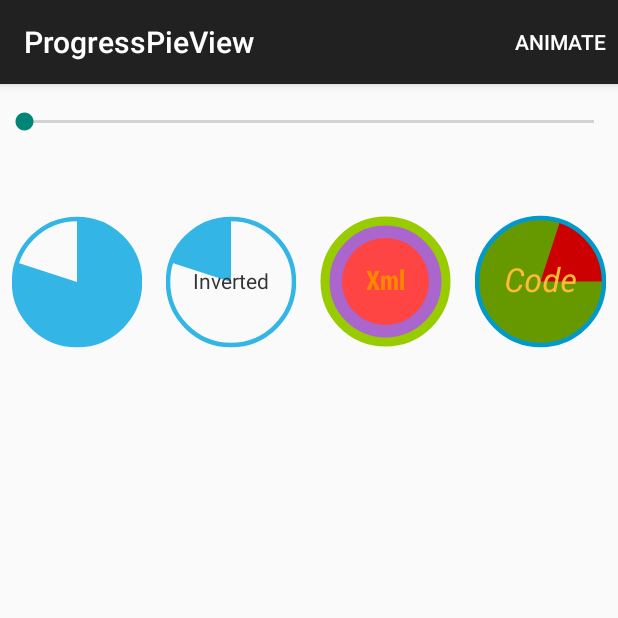
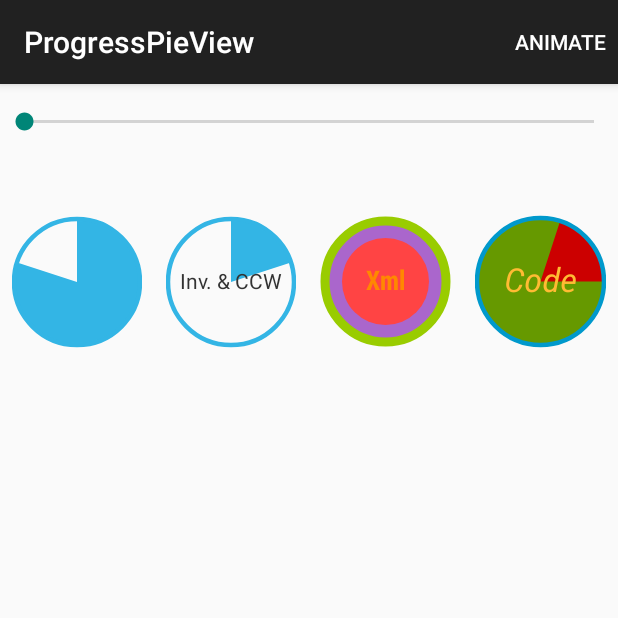
Before and after one commit to FilipPudak/ProgressPieView, an Android app: the screen it shows after launch (MainActivity), after a tap on "ANIMATE", on a phone screen of 412 x 824 dp, the top half of it. Run offline under Robolectric (Android 15) with nearby library versions, the phone set to English and light mode, and no system bars.

```diff
--- a/library/src/main/java/com/filippudak/ProgressPieView/ProgressPieView.java
+++ b/library/src/main/java/com/filippudak/ProgressPieView/ProgressPieView.java
@@ -53,6 +53,7 @@ public class ProgressPieView extends View {
     private int mProgress = DEFAULT_PROGRESS;
     private int mStartAngle = DEFAULT_START_ANGLE;
     private boolean mInverted = false;
+    private boolean mCounterclockwise = false;
     private boolean mShowStroke = true;
     private float mStrokeWidth = DEFAULT_STROKE_WIDTH;
     private boolean mShowText = true;
@@ -100,6 +101,7 @@ public class ProgressPieView extends View {
         mProgress = a.getInteger(R.styleable.ProgressPieView_progress, mProgress);
         mStartAngle = a.getInt(R.styleable.ProgressPieView_startAngle, mStartAngle);
         mInverted = a.getBoolean(R.styleable.ProgressPieView_inverted, mInverted);
+        mCounterclockwise = a.getBoolean(R.styleable.ProgressPieView_counterclockwise, mCounterclockwise);
         mStrokeWidth = a.getDimension(R.styleable.ProgressPieView_strokeWidth, mStrokeWidth);
         mTypeface = a.getString(R.styleable.ProgressPieView_typeface);
         mTextSize = a.getDimension(R.styleable.ProgressPieView_android_textSize, mTextSize);
@@ -172,6 +174,9 @@ public class ProgressPieView extends View {
                 float sweepAngle = 360 * mProgress / mMax;
                 if (mInverted) {
                     sweepAngle = sweepAngle - 360;
+                }
+                if (mCounterclockwise) {
+                    sweepAngle = -sweepAngle;
                 }
                 canvas.drawArc(mInnerRectF, mStartAngle, sweepAngle, true, mProgressPaint);
                 break;
@@ -335,6 +340,21 @@ public class ProgressPieView extends View {
      */
     public void setInverted(boolean inverted) {
         mInverted = inverted;
+    }
+
+    /**
+     * Gets the counterclockwise state.
+     */
+    public boolean isCounterclockwise() {
+        return mCounterclockwise;
+    }
+
+    /**
+     * Sets the counterclockwise state.
+     * @param counterclockwise draw the progress counterclockwise or not
+     */
+    public void setCounterclockwise(boolean counterclockwise) {
+        mCounterclockwise = counterclockwise;
     }
 
     /**
--- a/library/src/main/res/values/attrs.xml
+++ b/library/src/main/res/values/attrs.xml
@@ -5,6 +5,7 @@
         <attr name="max" format="integer"/>
         <attr name="startAngle" format="integer"/>
         <attr name="inverted" format="boolean"/>
+        <attr name="counterclockwise" format="boolean"/>
         <attr name="strokeWidth" format="dimension"/>
         <attr name="backgroundColor" format="reference|color"/>
         <attr name="progressColor" format="reference|color"/>
--- a/sample/src/main/res/layout/main_activity.xml
+++ b/sample/src/main/res/layout/main_activity.xml
@@ -37,8 +37,9 @@
             android:layout_weight="1"
             android:layout_gravity="center"
             android:id="@+id/progressPieViewInverted"
-            android:text="Inverted"
-            ppv:inverted="true"/>
+            android:text="Inv. &amp; CCW"
+            ppv:inverted="true"
+            ppv:counterclockwise="true"/>
 
         <com.filippudak.ProgressPieView.ProgressPieView
             android:layout_margin="8dp"
```
Also changed, not shown: 1 other file.
